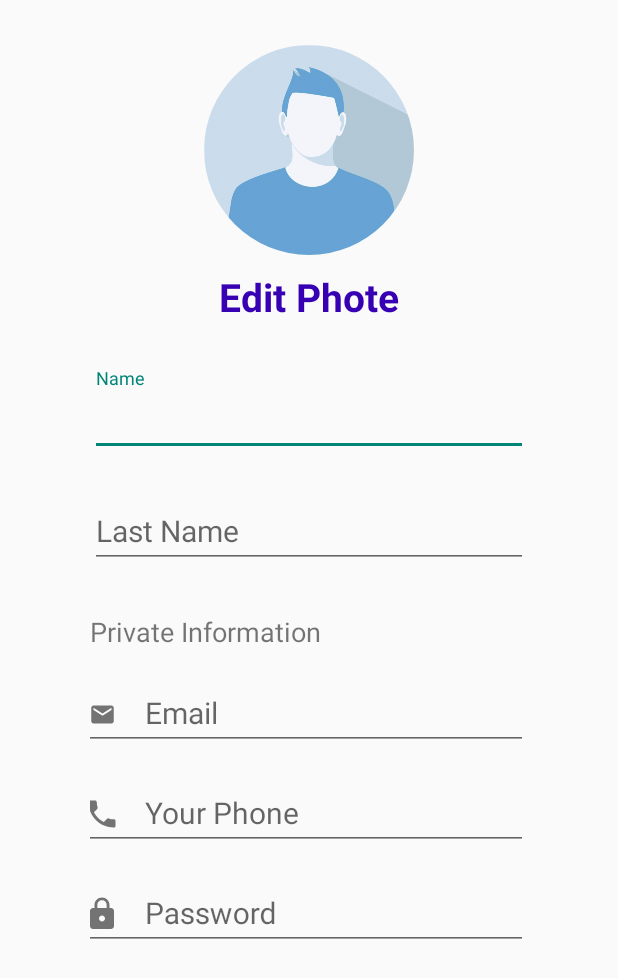
After one commit to karimovArlen/fickw, an Android app: the layout activity_main2.xml on its own in the app's theme, with its tools: preview values and no code run, on a phone screen of 412 x 824 dp. The commit adds this screen. Shown: the top 978 px of the screen. Run offline under Robolectric (Android 15) with nearby library versions, the phone set to English and light mode, and no system bars.

Commit message:
all changes

```diff
--- a/app/build.gradle
+++ b/app/build.gradle
@@ -37,4 +37,6 @@ dependencies {
     androidTestImplementation 'androidx.test.espresso:espresso-core:3.4.0'
     implementation 'com.github.bumptech.glide:glide:4.12.0'
     annotationProcessor 'com.github.bumptech.glide:compiler:4.12.0'
+    implementation 'com.google.android.material:material:1.0.0'
+    implementation 'de.hdodenhof:circleimageview:3.1.0'
 }
--- a/app/src/main/AndroidManifest.xml
+++ b/app/src/main/AndroidManifest.xml
@@ -1,7 +1,8 @@
 <?xml version="1.0" encoding="utf-8"?>
 <manifest xmlns:android="http://schemas.android.com/apk/res/android"
     package="com.example.lesson13mounth">
-    <uses-permission android:name="android.permission.INTERNET"/>
+
+    <uses-permission android:name="android.permission.INTERNET" />
 
     <application
         android:allowBackup="true"
@@ -10,6 +11,9 @@
         android:roundIcon="@mipmap/ic_launcher_round"
         android:supportsRtl="true"
         android:theme="@style/Theme.Lesson13Mounth">
+        <activity
+            android:name=".MainActivity2"
+            android:exported="false" />
         <activity
             android:name=".MainActivity"
             android:exported="true">
--- /dev/null
+++ b/app/src/main/res/drawable/ic_email.xml
@@ -0,0 +1,5 @@
+<vector android:height="18dp" android:tint="#CDB8B8"
+    android:viewportHeight="24" android:viewportWidth="24"
+    android:width="18dp" xmlns:android="http://schemas.android.com/apk/res/android">
+    <path android:fillColor="@android:color/white" android:pathData="M20,4L4,4c-1.1,0 -1.99,0.9 -1.99,2L2,18c0,1.1 0.9,2 2,2h16c1.1,0 2,-0.9 2,-2L22,6c0,-1.1 -0.9,-2 -2,-2zM20,8l-8,5 -8,-5L4,6l8,5 8,-5v2z"/>
+</vector>
--- /dev/null
+++ b/app/src/main/res/drawable/ic_lock.xml
@@ -0,0 +1,5 @@
+<vector android:height="24dp" android:tint="#CDB8B8"
+    android:viewportHeight="24" android:viewportWidth="24"
+    android:width="24dp" xmlns:android="http://schemas.android.com/apk/res/android">
+    <path android:fillColor="@android:color/white" android:pathData="M18,8h-1L17,6c0,-2.76 -2.24,-5 -5,-5S7,3.24 7,6v2L6,8c-1.1,0 -2,0.9 -2,2v10c0,1.1 0.9,2 2,2h12c1.1,0 2,-0.9 2,-2L20,10c0,-1.1 -0.9,-2 -2,-2zM12,17c-1.1,0 -2,-0.9 -2,-2s0.9,-2 2,-2 2,0.9 2,2 -0.9,2 -2,2zM15.1,8L8.9,8L8.9,6c0,-1.71 1.39,-3.1 3.1,-3.1 1.71,0 3.1,1.39 3.1,3.1v2z"/>
+</vector>
--- /dev/null
+++ b/app/src/main/res/drawable/ic_phone.xml
@@ -0,0 +1,5 @@
+<vector android:height="24dp" android:tint="#CDB8B8"
+    android:viewportHeight="24" android:viewportWidth="24"
+    android:width="24dp" xmlns:android="http://schemas.android.com/apk/res/android">
+    <path android:fillColor="@android:color/white" android:pathData="M6.62,10.79c1.44,2.83 3.76,5.14 6.59,6.59l2.2,-2.2c0.27,-0.27 0.67,-0.36 1.02,-0.24 1.12,0.37 2.33,0.57 3.57,0.57 0.55,0 1,0.45 1,1V20c0,0.55 -0.45,1 -1,1 -9.39,0 -17,-7.61 -17,-17 0,-0.55 0.45,-1 1,-1h3.5c0.55,0 1,0.45 1,1 0,1.25 0.2,2.45 0.57,3.57 0.11,0.35 0.03,0.74 -0.25,1.02l-2.2,2.2z"/>
+</vector>
--- a/app/src/main/res/layout/activity_main.xml
+++ b/app/src/main/res/layout/activity_main.xml
@@ -12,7 +12,7 @@
         android:layout_width="235sp"
         android:layout_height="200sp"
         android:layout_marginStart="20sp"
-        android:background="@drawable/img"
+        android:background="@drawable/car"
         app:layout_constraintStart_toStartOf="parent"
         app:layout_constraintTop_toTopOf="parent" />
 
@@ -57,8 +57,8 @@
             android:id="@+id/f1"
             android:layout_width="match_parent"
             android:layout_height="wrap_content"
+
             android:hint="Username">
-
         </com.google.android.material.textfield.TextInputEditText>
 
     </com.google.android.material.textfield.TextInputLayout>
@@ -73,7 +73,6 @@
         android:layout_marginTop="10sp"
         app:layout_constraintTop_toBottomOf="@id/username"
         app:passwordToggleEnabled="true">
-
         <com.google.android.material.textfield.TextInputEditText
             android:id="@+id/f2"
             android:layout_width="match_parent"
@@ -106,7 +105,6 @@
         android:layout_marginHorizontal="20sp"
         android:layout_marginVertical="80sp"
         android:layout_marginTop="20sp"
-        android:enabled="false"
         android:text="GO"
         android:textColor="@color/white"
         app:layout_constraintBottom_toBottomOf="@id/helo"
--- /dev/null
+++ b/app/src/main/res/layout/activity_main2.xml
@@ -0,0 +1,151 @@
+<?xml version="1.0" encoding="utf-8"?>
+<androidx.constraintlayout.widget.ConstraintLayout xmlns:android="http://schemas.android.com/apk/res/android"
+    xmlns:app="http://schemas.android.com/apk/res-auto"
+    xmlns:tools="http://schemas.android.com/tools"
+    android:layout_width="match_parent"
+    android:layout_height="match_parent"
+    tools:context=".MainActivity2">
+
+    <de.hdodenhof.circleimageview.CircleImageView
+        android:id="@+id/null_man"
+        android:layout_width="140sp"
+        android:layout_height="140sp"
+        android:src="@drawable/img"
+        android:layout_marginVertical="30sp"
+        app:layout_constraintEnd_toEndOf="parent"
+        app:layout_constraintStart_toStartOf="parent"
+        app:layout_constraintTop_toTopOf="parent"
+         />
+    <TextView
+        android:id="@+id/e_p"
+
+        android:layout_width="wrap_content"
+        android:layout_height="wrap_content"
+        android:text="Edit Phote"
+        app:layout_constraintTop_toBottomOf="@id/null_man"
+        android:textSize="26sp"
+        android:textStyle="bold"
+       app:layout_constraintEnd_toEndOf="parent"
+        app:layout_constraintStart_toStartOf="parent"
+        android:layout_marginVertical="10sp"
+        android:textColor="@color/purple_700"/>
+    <com.google.android.material.textfield.TextInputLayout
+        app:layout_constraintTop_toBottomOf="@id/e_p"
+        app:layout_constraintEnd_toEndOf="parent"
+        app:layout_constraintStart_toStartOf="parent"
+        android:id="@+id/use_2activ"
+        android:layout_width="match_parent"
+        android:layout_height="wrap_content"
+        android:layout_marginHorizontal="60sp"
+        android:layout_marginTop="30sp"
+        app:endIconMode="clear_text">
+
+        <com.google.android.material.textfield.TextInputEditText
+            android:layout_width="match_parent"
+            android:layout_height="match_parent"
+            android:hint="Name"
+            android:textSize="20sp" />
+
+
+    </com.google.android.material.textfield.TextInputLayout>
+
+    <com.google.android.material.textfield.TextInputLayout
+
+        android:id="@+id/last_2activ"
+        android:layout_width="match_parent"
+        android:layout_height="wrap_content"
+        android:layout_marginHorizontal="60sp"
+        android:layout_marginTop="16dp"
+        app:endIconMode="clear_text"
+        app:layout_constraintEnd_toEndOf="parent"
+        app:layout_constraintStart_toStartOf="parent"
+        app:layout_constraintTop_toBottomOf="@id/use_2activ">
+
+        <com.google.android.material.textfield.TextInputEditText
+            android:layout_width="match_parent"
+            android:layout_height="match_parent"
+            android:hint="Last Name"
+            android:textSize="20sp" />
+
+
+    </com.google.android.material.textfield.TextInputLayout>
+
+
+    <TextView
+        android:id="@+id/P_I"
+        android:layout_width="wrap_content"
+        android:layout_height="wrap_content"
+        android:layout_marginVertical="30sp"
+        android:layout_marginTop="36dp"
+        android:text="Private Information"
+        android:textSize="18sp"
+        app:layout_constraintStart_toStartOf="@id/last_2activ"
+        app:layout_constraintTop_toBottomOf="@id/last_2activ" />
+
+    <com.google.android.material.textfield.TextInputLayout
+        android:id="@+id/email_2activ"
+        android:layout_width="match_parent"
+        android:layout_height="wrap_content"
+        android:layout_marginHorizontal="60sp"
+        android:layout_marginTop="8dp"
+        app:endIconMode="clear_text"
+        app:startIconDrawable="@drawable/ic_email"
+        app:layout_constraintEnd_toEndOf="parent"
+        app:layout_constraintStart_toStartOf="parent"
+        android:paddingStart="-16sp"
+        app:layout_constraintTop_toBottomOf="@id/P_I">
+
+        <com.google.android.material.textfield.TextInputEditText
+            android:id="@+id/emailll"
+            android:layout_width="match_parent"
+            android:layout_height="match_parent"
+            android:hint="Email"
+            android:textSize="20sp" />
+    </com.google.android.material.textfield.TextInputLayout>
+
+
+    <com.google.android.material.textfield.TextInputLayout
+        android:id="@+id/phone_2activ"
+        android:layout_width="match_parent"
+        android:layout_height="wrap_content"
+        android:layout_marginHorizontal="60sp"
+        android:layout_marginTop="8dp"
+        app:endIconMode="clear_text"
+        app:startIconDrawable="@drawable/ic_phone"
+        app:layout_constraintEnd_toEndOf="parent"
+        app:layout_constraintStart_toStartOf="parent"
+        android:paddingStart="-16sp"
+        app:layout_constraintTop_toBottomOf="@id/email_2activ">
+
+        <com.google.android.material.textfield.TextInputEditText
+            android:layout_width="match_parent"
+            android:layout_height="match_parent"
+            android:inputType="number"
+            android:hint="Your Phone"
+            android:textSize="20sp" />
+    </com.google.android.material.textfield.TextInputLayout>
+
+
+    <com.google.android.material.textfield.TextInputLayout
+        android:id="@+id/pass_2activ"
+        android:layout_width="match_parent"
+        android:layout_height="wrap_content"
+        android:layout_marginHorizontal="60sp"
+        android:layout_marginTop="8dp"
+        app:endIconMode="clear_text"
+        app:startIconDrawable="@drawable/ic_lock"
+        app:layout_constraintEnd_toEndOf="parent"
+        app:layout_constraintStart_toStartOf="parent"
+        android:paddingStart="-16sp"
+        app:layout_constraintTop_toBottomOf="@id/phone_2activ">
+
+        <com.google.android.material.textfield.TextInputEditText
+            android:id="@+id/lock_2"
+            android:layout_width="match_parent"
+            android:layout_height="match_parent"
+            android:hint="Password"
+            android:textSize="20sp" />
+    </com.google.android.material.textfield.TextInputLayout>
+
+
+</androidx.constraintlayout.widget.ConstraintLayout>
--- a/app/src/main/res/values/colors.xml
+++ b/app/src/main/res/values/colors.xml
@@ -8,5 +8,6 @@
     <color name="black">#FF000000</color>
     <color name="white">#FFFFFFFF</color>
     <color name="white_dark">#421717</color>
+    <color name="red">#FF0000</color>
 
 </resources>
--- a/app/src/main/res/values/themes.xml
+++ b/app/src/main/res/values/themes.xml
@@ -7,8 +7,8 @@
         <item name="colorOnPrimary">@color/white</item>
         <!-- Secondary brand color. -->
         <item name="colorSecondary">@color/teal_200</item>
-        <item name="colorSecondaryVariant">@color/black</item>
-        <item name="colorOnSecondary">@color/black</item>
+        <item name="colorSecondaryVariant">@color/teal_700</item>
+        <item name="colorOnSecondary">@color/teal_700</item>
         <!-- Status bar color. -->
         <item name="android:statusBarColor" tools:targetApi="l">?attr/colorPrimaryVariant</item>
         <!-- Customize your theme here. -->
```
Also changed, not shown: app/src/main/java/com/example/lesson13mounth/MainActivity.java (+89 -11 lines), app/src/main/java/com/example/lesson13mounth/MainActivity2.java (added, +92 -0 lines), app/src/main/res/drawable/granik.xml (deleted, +0 -18 lines), app/src/main/res/drawable-v24/img.png (added), app/src/main/res/drawable/car.png (renamed from app/src/main/res/drawable/img.png).
